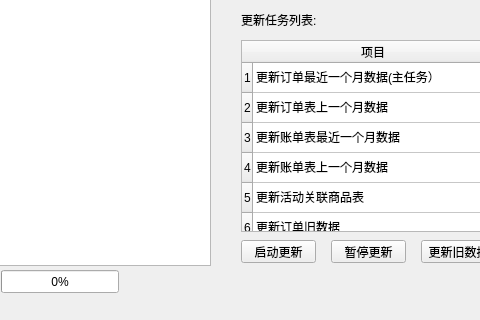
Old version of the form ks/ui/ks.ui in the repository Axchgit/xc-ks-python; both pictures show x 139 to 619 and y 160 to 480 of the 720 by 480 pixel window.
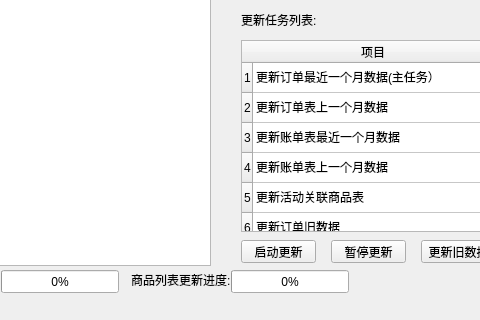
New version of the form. Icons and pictures are not drawn.

Commit message: 增加定时开启停止更新循环\删除更新表数据缓存文件\增加商品更新任务进度条

```diff
--- a/ks/ui/ks.ui
+++ b/ks/ui/ks.ui
@@ -324,6 +324,32 @@
      <string>更新旧数据</string>
     </property>
    </widget>
+   <widget class="QProgressBar" name="progressBar_item">
+    <property name="geometry">
+     <rect>
+      <x>370</x>
+      <y>430</y>
+      <width>118</width>
+      <height>23</height>
+     </rect>
+    </property>
+    <property name="value">
+     <number>0</number>
+    </property>
+   </widget>
+   <widget class="QLabel" name="label_message_3">
+    <property name="geometry">
+     <rect>
+      <x>270</x>
+      <y>430</y>
+      <width>111</width>
+      <height>20</height>
+     </rect>
+    </property>
+    <property name="text">
+     <string>商品列表更新进度:</string>
+    </property>
+   </widget>
   </widget>
   <widget class="QStatusBar" name="statusbar"/>
  </widget>
```
Left out of the diff: 9 changed lines with no effect on the pictures. The commit also changes 8 other files.
